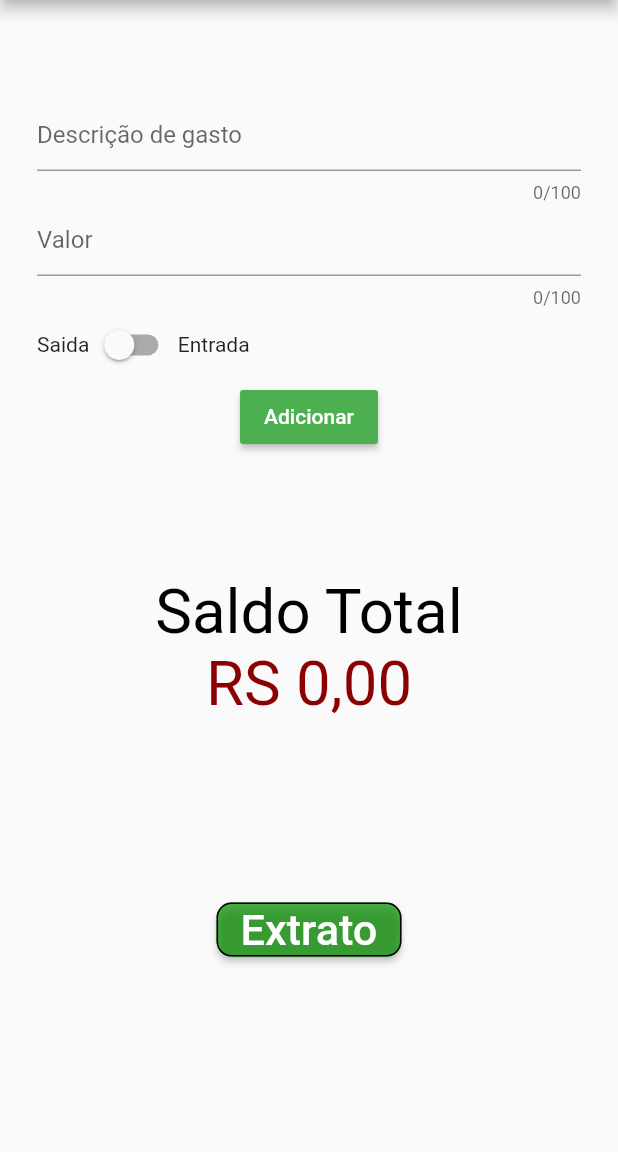
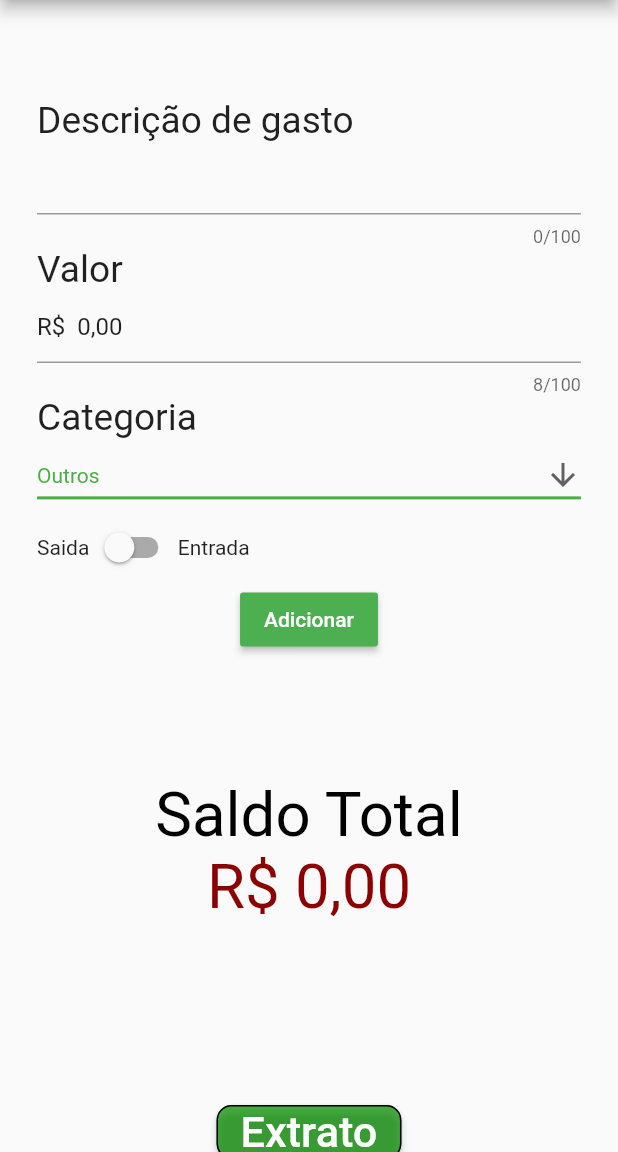
Before and after one commit to PatrickIssl/projetoelenilton2bim, a Flutter app: the Home screen opened by its route, on a phone screen of 412 x 824 dp, the part 84-1236 px from its top. Run offline on Flutter 3.47's test engine with Material 2 defaults, Android fonts, the phone set to English and light mode, and no system bars; our stand-ins replace currency_text_input_formatter, rive, sqflite, syncfusion_flutter_charts; accounts and stored records are empty.

Commit message:
telas prontas falta logica

```diff
--- a/lib/main.dart
+++ b/lib/main.dart
@@ -19,7 +19,7 @@ class MyApp extends StatelessWidget {
       theme: ThemeData(
       ),
       debugShowCheckedModeBanner: false,
-      initialRoute: '/home',
+      initialRoute: '/',
       routes: {
         '/': (context) => SplashScreen(),
         '/home': (context) => Home(),
--- a/lib/screens/Home.dart
+++ b/lib/screens/Home.dart
@@ -1,4 +1,6 @@
+import 'package:currency_text_input_formatter/currency_text_input_formatter.dart';
 import 'package:flutter/material.dart';
+import 'package:intl/intl.dart';
 import 'package:rifasonline/variaveis.dart';
 import 'package:rifasonline/widgets/NavDrawer.dart';
 
@@ -14,12 +16,23 @@ class _HomeState extends State<Home> {
   final _formKey = GlobalKey<FormState>();
   var _valorTotal = 0;
   var _name;
-  var _valor = 0;
+  var _valor;
+  var _dropdownValue = "Outros";
   bool isChecked = false;
 
 
+
   @override
-  Widget build(BuildContext context) {
+  Widget build(BuildContext context){
+    criarDataBaseLocal();
+
+    dados() async{
+      await inserirDadosBanco("'teste'", 10.05, "'teste'");
+      List<Map<String, dynamic>> list = await buscarDadosBanco();
+      print(list);
+    }
+    dados();
+
     return Scaffold(
       drawer: NavDrawer(),
       appBar: AppBar(
@@ -34,8 +47,10 @@ class _HomeState extends State<Home> {
                 child:Column(
                   children: [
                     new SizedBox(height: height*0.05),
+                    Row(children: [
+                      Text("Descrição de gasto", style: TextStyle(fontSize: height*0.03 ),),
+                    ],),
                     TextFormField(
-                        decoration: new InputDecoration(hintText: 'Descrição de gasto'),
                         keyboardType: TextInputType.text,
                         maxLength: 100,
                         validator:(String? val){
@@ -47,8 +62,16 @@ class _HomeState extends State<Home> {
                         onSaved: (var val) {
                           _name = val;
                         }),
+                    Row(children: [
+                      Text("Valor", style: TextStyle(fontSize: height*0.03 ),),
+                    ],),
                     TextFormField(
-                        decoration: new InputDecoration(hintText: 'Valor'),
+                      initialValue: CurrencyTextInputFormatter( locale: 'pt-br',
+                        symbol: 'R\$ ',).format('0'),
+                      inputFormatters: [CurrencyTextInputFormatter(
+                        locale: 'pt-br',
+                        symbol: 'R\$ ',
+                      ),],
                       keyboardType: TextInputType.number,
                       maxLength: 100,
                       validator:(String? val){
@@ -58,10 +81,39 @@ class _HomeState extends State<Home> {
                           return null;
                         }},
                       onSaved: (var val) {
-                          _valor = int.parse(val!);
-                        }),
-
-
+                        _valor = double.parse(val!);
+                      },
+                    ),
+                    Row(children: [
+                      Text("Categoria", style: TextStyle(fontSize: height*0.03 ),),
+                    ],),
+                    Container(
+                        width: width,
+                        child: DropdownButton(
+                          value: _dropdownValue,
+                          icon: Icon(Icons.arrow_downward),
+                          iconSize: 24,
+                          elevation: 16,
+                          isExpanded: true,
+                          style: TextStyle(color: Color(verdeForte)),
+                          underline: Container(
+                            height: 2,
+                            color: Color(verdeForte),
+                          ),
+                          onChanged: (String? newValue) {
+                            setState(() {
+                              _dropdownValue = newValue!;
+                            });
+                          },
+                          items: categorias
+                              .map<DropdownMenuItem<String>>((String value) {
+                            return DropdownMenuItem<String>(
+                              value: value,
+                              child: Text(value),
+                            );
+                          }).toList(),
+                        )
+                    ),
                         Row(
                           children: [
                             Text("Saida"),
@@ -95,7 +147,7 @@ class _HomeState extends State<Home> {
                         color: Color(corFontePretoSplashScreen),
                         fontSize: height*0.05
                     ),),
-                    Text("RS ${_valorTotal},00", style: TextStyle(
+                    Text("R\$ ${_valorTotal},00", style: TextStyle(
                       color: _valorTotal>0?Color(verdeForte):Color(vermelhoForte),
                       fontSize: height*0.05
                     ),),
--- a/lib/screens/SplashScreen.dart
+++ b/lib/screens/SplashScreen.dart
@@ -2,6 +2,7 @@ import 'package:flutter/material.dart';
 import 'package:rifasonline/variaveis.dart';
 import 'package:rifasonline/widgets/GradientText.dart';
 import 'package:rive/rive.dart' as Rive;
+
 
 class SplashScreen extends StatefulWidget {
   const SplashScreen({Key? key}) : super(key: key);
--- a/lib/variaveis.dart
+++ b/lib/variaveis.dart
@@ -1,4 +1,8 @@
 import 'package:flutter/material.dart';
+
+import 'package:flutter/widgets.dart';
+import 'package:path/path.dart';
+import 'package:sqflite/sqflite.dart';
 
 //Spash Screen
 var width;
@@ -10,6 +14,7 @@ var corFonteGradienteUm = 0xFF928F8F;
 var corFonteGradienteDois = 0xFFFFFFFF;
 var corFontePretoSplashScreen = 0xFF000000;
 var corIcone = Colors.white70;
+var db;
 
 double getPosition(BuildContext context) {
   print(MediaQuery.of(context).orientation);
@@ -19,3 +24,35 @@ double getPosition(BuildContext context) {
     return MediaQuery.of(context).size.height;
   }
 }
+
+var categorias = ["Alimentação","Casa","Educação","Impostos","Lazer","Pets","Saúde","Veiculo", "Outros"];
+
+
+
+
+criarDataBaseLocal() async{
+  final database = openDatabase(
+      join(await getDatabasesPath(), 'local.db'),
+      onCreate: (db, version) {
+  return db.execute(
+  'CREATE TABLE IF NOT EXISTS gastos(id INTEGER PRIMARY KEY, descricao TEXT, valor REAL,categoria TEXT, data TEXT )',
+  );
+  },
+  version: 1,
+  );
+
+
+  db = await openDatabase('local.db');
+}
+
+inserirDadosBanco(String descricao , double valor, String data) async {
+
+    int id1 = await db.rawInsert(
+        'INSERT INTO gastos(descricao, valor, data) VALUES(${descricao}, ${valor}, ${data})');
+    print('inserted1: $id1');
+}
+
+Future<List<Map<String, dynamic>>> buscarDadosBanco() async {
+  return await db.rawQuery('SELECT * FROM gastos');
+
+}
--- a/pubspec.yaml
+++ b/pubspec.yaml
@@ -31,7 +31,8 @@ dependencies:
     sdk: flutter
   rive: ^0.8.4
   syncfusion_flutter_charts: ^20.1.55
-
+  currency_text_input_formatter: ^2.1.5
+  sqflite:
 
   # The following adds the Cupertino Icons font to your application.
   # Use with the CupertinoIcons class for iOS style icons.
```
Also changed, not shown: pubspec.lock. Lines whose indentation alone changed are shown as unchanged.
